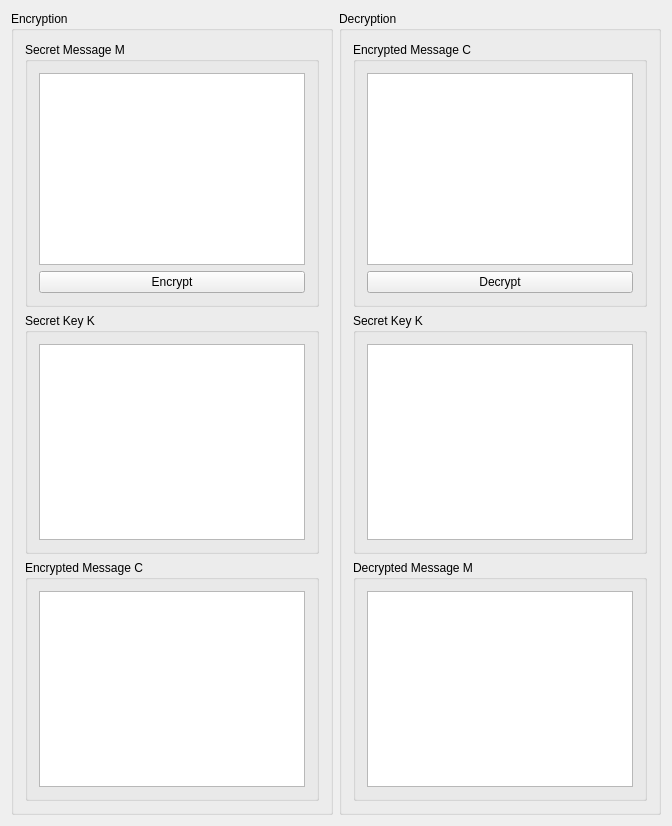
Yozh2/CryptoDNA, file crypto_dna/gui/mainwindow.ui: the form before one commit.
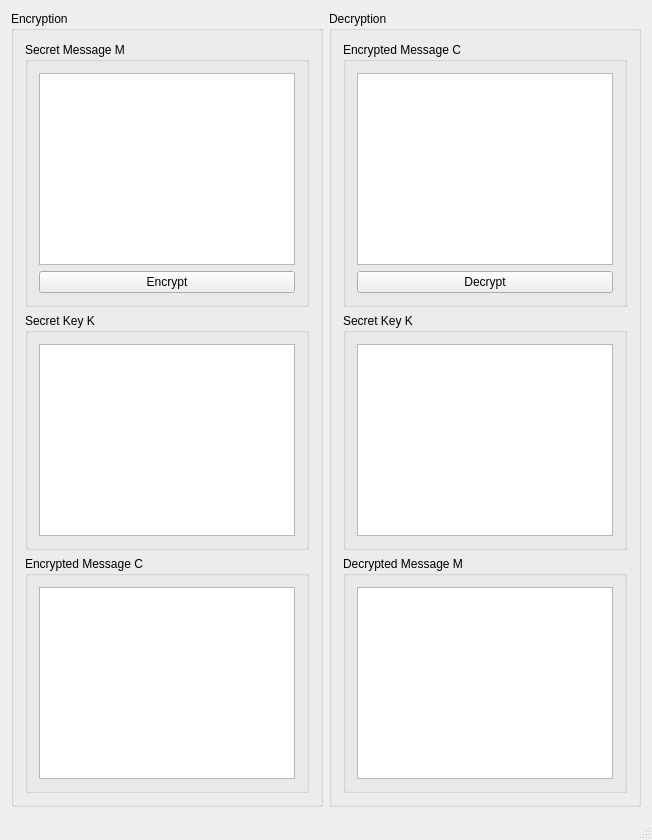
The form after the commit.

Commit message: Without crashes!

```diff
--- a/crypto_dna/gui/mainwindow.ui
+++ b/crypto_dna/gui/mainwindow.ui
@@ -6,8 +6,8 @@
    <rect>
     <x>0</x>
     <y>0</y>
-    <width>672</width>
-    <height>826</height>
+    <width>616</width>
+    <height>808</height>
    </rect>
   </property>
   <property name="sizePolicy">
@@ -275,6 +275,7 @@
     </sizepolicy>
    </property>
   </widget>
+  <widget class="QStatusBar" name="statusBar"/>
  </widget>
  <layoutdefault spacing="6" margin="11"/>
  <resources/>
```
Left out of the diff: 2 changed lines with no effect on the pictures. The commit also changes 1 other file.
